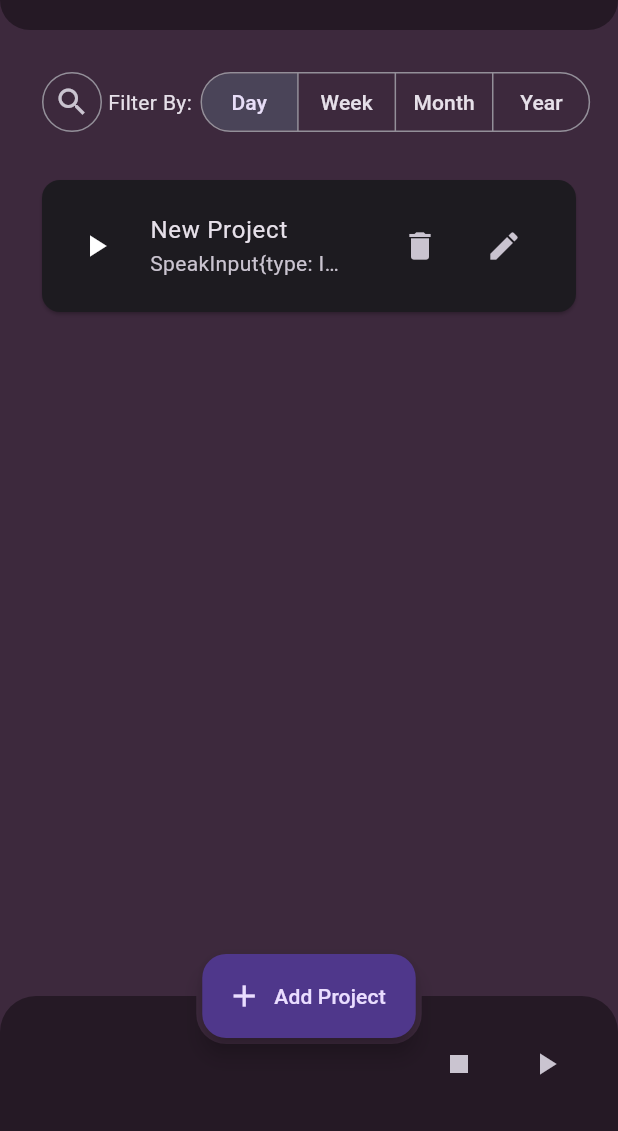
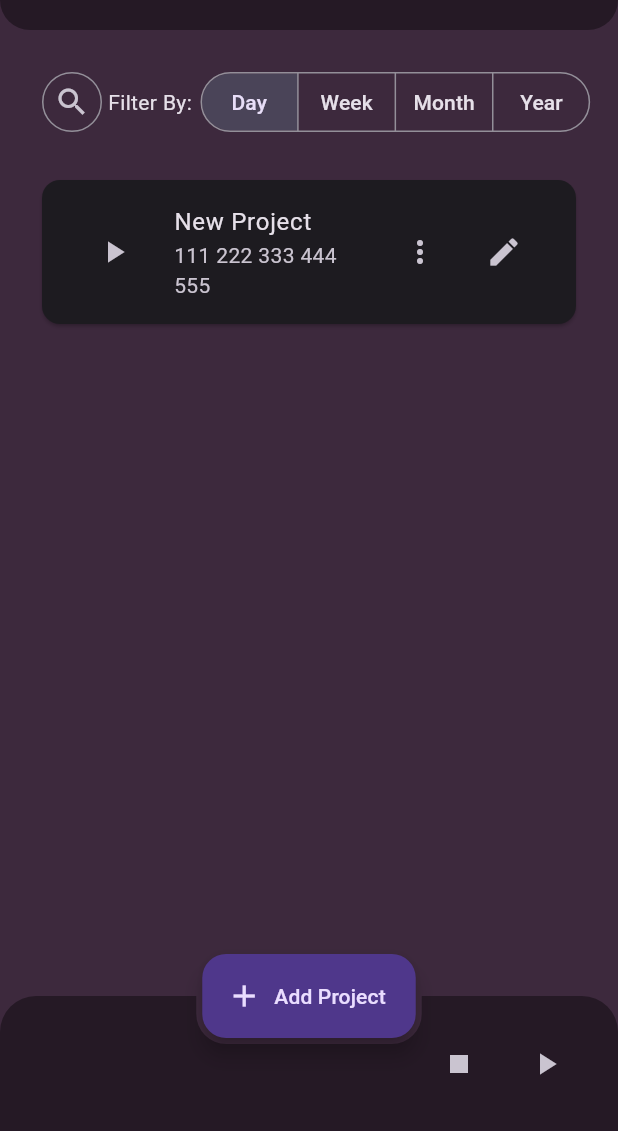
Before and after one commit to arpithindukuri/meditation_maker, a Flutter app: the screen it shows after launch, after a tap on "Add Project", on a phone screen of 412 x 824 dp, the part 105-1236 px from its top. Run offline on Flutter 3.47's test engine with Material 3 defaults, Android fonts, the light colour scheme and no system bars; our stand-ins replace cloud_functions, firebase_core, flutter_redux, just_audio, redux; missing offline and left inert: googleapis; accounts and stored records are empty; project files that could hold a hidden picture were left out.

Commit message:
proper routing with redux and Navigator named routes

```diff
--- a/lib/model/project.dart
+++ b/lib/model/project.dart
@@ -31,8 +31,10 @@ abstract class Input {
 
 class SpeakInput extends Input {
   String text;
+  num? delayBetweenLinesMS;
 
-  SpeakInput({this.text = ""}) : super(type: InputType.speak);
+  SpeakInput({this.text = "", this.delayBetweenLinesMS})
+      : super(type: InputType.speak);
 
   @override
   Map<String, dynamic> toJson() {
--- a/lib/redux/nav_redux.dart
+++ b/lib/redux/nav_redux.dart
@@ -1,22 +1,25 @@
+import 'package:flutter/material.dart';
 import 'package:meditation_maker/model/app_state.dart';
 import 'package:meditation_maker/model/project.dart';
 import 'package:meditation_maker/redux/editing_project_redux.dart';
 import 'package:redux/redux.dart';
 
 sealed class NavAction {
+  final BuildContext context;
   final AppScreen newScreen;
 
-  NavAction({required this.newScreen});
+  NavAction({required this.newScreen, required this.context});
 }
 
 class NavToProjectListAction extends NavAction {
-  NavToProjectListAction() : super(newScreen: AppScreen.projectList);
+  NavToProjectListAction({required super.context})
+      : super(newScreen: AppScreen.projectList);
 }
 
 class NavToProjectEditorAction extends NavAction {
   final Project? project;
 
-  NavToProjectEditorAction({this.project})
+  NavToProjectEditorAction({required super.context, this.project})
       : super(newScreen: AppScreen.projectEditor);
 }
 
@@ -24,8 +27,8 @@ final List<
         dynamic Function(Store<AppState>, dynamic, dynamic Function(dynamic))>
     currentScreenMiddleware = [
   TypedMiddleware<AppState, NavToProjectEditorAction>(
-          _navToProjectEditorMiddleware)
-      .call,
+    _navToProjectEditorMiddleware,
+  ).call,
 ];
 
 void _navToProjectEditorMiddleware(
@@ -41,10 +44,14 @@ final currentScreenReducer = combineReducers<AppScreen>([
 ]);
 
 AppScreen _navToProjectList(AppScreen state, NavToProjectListAction action) {
+  Navigator.pushNamed(action.context, '/${action.newScreen.name}');
+
   return action.newScreen;
 }
 
 AppScreen _navToProjectEditor(
     AppScreen? state, NavToProjectEditorAction action) {
+  Navigator.pushNamed(action.context, '/${action.newScreen.name}');
+
   return action.newScreen;
 }
--- a/lib/view/layout/app_body.dart
+++ b/lib/view/layout/app_body.dart
@@ -1,10 +1,11 @@
 import 'package:flutter/material.dart';
-import 'package:flutter_redux/flutter_redux.dart';
 import 'package:meditation_maker/model/app_state.dart';
-import 'package:meditation_maker/view/screens/audio_editor.dart';
-import 'package:meditation_maker/view/screens/project_list.dart';
+import 'package:meditation_maker/view/screens/audio_editor/audio_editor.dart';
+import 'package:meditation_maker/view/screens/project_list/project_list.dart';
 
 class AppBody extends StatelessWidget {
+  final AppScreen currentScreen;
+
   // function that gets the body depending on activeScreen
   Widget _getChild(AppScreen currentScreen) {
     switch (currentScreen) {
@@ -17,14 +18,10 @@ class AppBody extends StatelessWidget {
     }
   }
 
-  const AppBody({super.key});
+  const AppBody(this.currentScreen, {super.key});
 
   @override
   Widget build(BuildContext context) {
-    return StoreConnector<AppState, AppScreen>(
-        converter: (store) => store.state.currentScreen,
-        builder: (context, currentScreen) {
-          return _getChild(currentScreen);
-        });
+    return _getChild(currentScreen);
   }
 }
--- /dev/null
+++ b/lib/view/layout/app_floating_button.dart
@@ -0,0 +1,24 @@
+import 'package:flutter/material.dart';
+import 'package:flutter_redux/flutter_redux.dart';
+import 'package:meditation_maker/model/app_state.dart';
+import 'package:meditation_maker/redux/project_list_redux.dart';
+
+class AppFloatingButton extends StatelessWidget {
+  final AppScreen currentScreen;
+
+  const AppFloatingButton(this.currentScreen, {super.key});
+
+  @override
+  Widget build(BuildContext context) {
+    return StoreBuilder<AppState>(
+      builder: (context, store) => FloatingActionButton.extended(
+        onPressed: () {
+          store.dispatch(CreateProjectAction());
+        },
+        tooltip: 'Add Project',
+        label: const Text('Add Project'),
+        icon: const Icon(Icons.add),
+      ),
+    );
+  }
+}
--- a/lib/view/layout/app_layout.dart
+++ b/lib/view/layout/app_layout.dart
@@ -1,18 +1,29 @@
 import 'package:flutter/material.dart';
 import 'package:flutter_redux/flutter_redux.dart';
 import 'package:meditation_maker/model/app_state.dart';
-import 'package:meditation_maker/redux/project_list_redux.dart';
 import 'package:meditation_maker/redux/redux_store.dart';
 import 'package:meditation_maker/view/layout/app_body.dart';
 
 import 'app_audio_bar.dart';
+import 'app_floating_button.dart';
 import 'app_theme.dart';
 import 'app_top_bar.dart';
 
 class AppLayout extends StatelessWidget {
-  final AppScreen activeScreen;
+  // final AppScreen currentScreen = AppScreen.projectList;
 
-  const AppLayout({super.key, this.activeScreen = AppScreen.projectList});
+  const AppLayout({super.key});
+
+  Scaffold _getRoute(AppScreen routeScreen) {
+    return Scaffold(
+      extendBody: true,
+      floatingActionButtonLocation: FloatingActionButtonLocation.centerDocked,
+      appBar: const AppTopBar(),
+      bottomNavigationBar: const AppAudioBar(),
+      floatingActionButton: AppFloatingButton(routeScreen),
+      body: AppBody(routeScreen),
+    );
+  }
 
   // This widget is the root of your application.
   @override
@@ -25,22 +36,13 @@ class AppLayout extends StatelessWidget {
         themeMode: ThemeMode.dark,
         theme: appThemeDataLight,
         darkTheme: appThemeDataDark,
-        home: Scaffold(
-          body: const AppBody(),
-          appBar: const AppTopBar(),
-          extendBody: true,
-          floatingActionButton: FloatingActionButton.extended(
-            onPressed: () {
-              store.dispatch(CreateProjectAction());
-            },
-            tooltip: 'Add Project',
-            label: const Text('Add Project'),
-            icon: const Icon(Icons.add),
-          ),
-          floatingActionButtonLocation:
-              FloatingActionButtonLocation.centerDocked,
-          bottomNavigationBar: const AppAudioBar(),
-        ),
+        initialRoute: '/${AppScreen.projectList.name}',
+        routes: {
+          '/${AppScreen.projectList.name}': (context) =>
+              _getRoute(AppScreen.projectList),
+          '/${AppScreen.projectEditor.name}': (context) =>
+              _getRoute(AppScreen.projectEditor),
+        },
       ),
     );
   }
--- a/lib/view/layout/app_theme.dart
+++ b/lib/view/layout/app_theme.dart
@@ -35,8 +35,9 @@ MaterialColor createMaterialColor(Color color) {
 
 final appThemeDataLight = ThemeData(
   primarySwatch: AppColors.primaryDark,
-  scaffoldBackgroundColor: AppColors.primaryDark[50],
+  scaffoldBackgroundColor: AppColors.primaryLight,
 );
+
 final appThemeDataDark = ThemeData(
   brightness: Brightness.dark,
   primarySwatch: AppColors.primaryDark,
--- a/lib/view/layout/app_top_bar.dart
+++ b/lib/view/layout/app_top_bar.dart
@@ -27,12 +27,15 @@ class AppTopBar extends StatelessWidget implements PreferredSizeWidget {
         return [
           IconButton(
             onPressed: () {
-              store.dispatch(NavToProjectListAction());
+              store.dispatch(NavToProjectListAction(context: context));
             },
             icon: const Icon(Icons.arrow_back),
           ),
           const SizedBox(width: 12),
-          Text('Editing: ${store.state.editingProject?.name}'),
+          Text(
+            'Editing: ${store.state.editingProject?.name}',
+            style: Theme.of(context).textTheme.headlineSmall,
+          ),
         ];
       default:
         return [
@@ -52,6 +55,7 @@ class AppTopBar extends StatelessWidget implements PreferredSizeWidget {
         converter: (store) => store,
         builder: (context, store) {
           return AppBar(
+            automaticallyImplyLeading: false,
             scrolledUnderElevation: 0,
             toolbarHeight: toolbarHeight,
             flexibleSpace: Container(
--- a/lib/view/screens/project_list_item_card.dart
+++ b/lib/view/screens/project_list/project_list_item_card.dart
@@ -14,7 +14,16 @@ class ProjectListItemCard extends StatelessWidget {
 
   @override
   Widget build(BuildContext context) {
-    String joinedInputs = project.inputs.join(" ");
+    String joinedInputs = project.inputs
+        .map((input) {
+          if (input is SpeakInput) {
+            return input.text;
+          } else {
+            return null;
+          }
+        })
+        .toList()
+        .join(" ");
 
     if (joinedInputs.isEmpty) {
       joinedInputs = "Empty";
@@ -25,28 +34,37 @@ class ProjectListItemCard extends StatelessWidget {
         padding: const EdgeInsets.symmetric(horizontal: 24, vertical: 8),
         child: Row(
           children: [
-            const Icon(Icons.play_arrow),
-            const SizedBox(width: 8),
+            IconButton(
+              icon: const Icon(Icons.play_arrow),
+              onPressed: () {},
+            ),
             Expanded(
               child: ListTile(
                 title: Text(project.name),
                 subtitle: Text(joinedInputs,
-                    maxLines: 1, overflow: TextOverflow.ellipsis),
+                    maxLines: 2, overflow: TextOverflow.ellipsis),
               ),
             ),
             Row(
               children: [
                 IconButton(
-                  icon: const Icon(Icons.delete),
+                  icon: const Icon(Icons.more_vert),
                   onPressed: () {
-                    store.dispatch(DeleteProjectAction(project: project));
+                    store.dispatch(
+                      DeleteProjectAction(project: project),
+                    );
                   },
                 ),
                 const SizedBox(width: 8),
                 IconButton(
                   icon: const Icon(Icons.edit),
                   onPressed: () {
-                    store.dispatch(NavToProjectEditorAction(project: project));
+                    store.dispatch(
+                      NavToProjectEditorAction(
+                        context: context,
+                        project: project,
+                      ),
+                    );
                   },
                 ),
               ],
```
Also changed, not shown: lib/view/screens/audio_editor/audio_editor.dart (renamed from lib/view/screens/audio_editor.dart), lib/view/screens/project_list/project_list.dart (renamed from lib/view/screens/project_list.dart), lib/view/screens/project_list/sort_buttons.dart (renamed from lib/view/screens/sort_buttons.dart), 1 other file.
